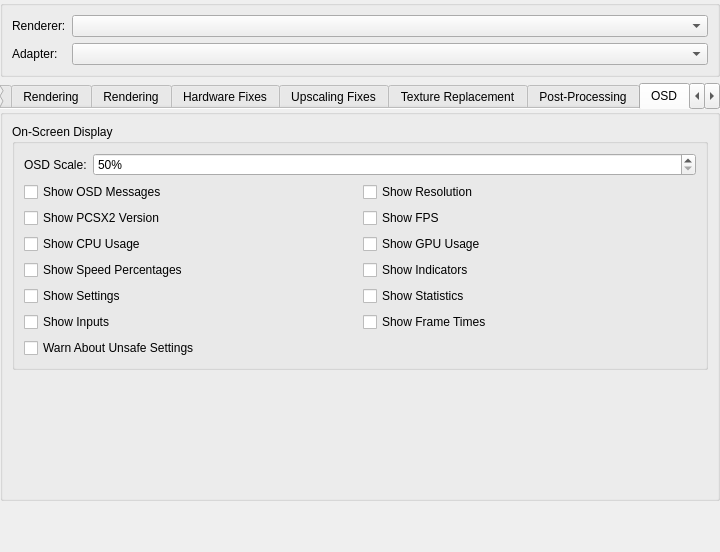
Above: pcsx2-qt/Settings/GraphicsSettingsWidget.ui from PCSX2/pcsx2 before the change. Below: the same form after it.
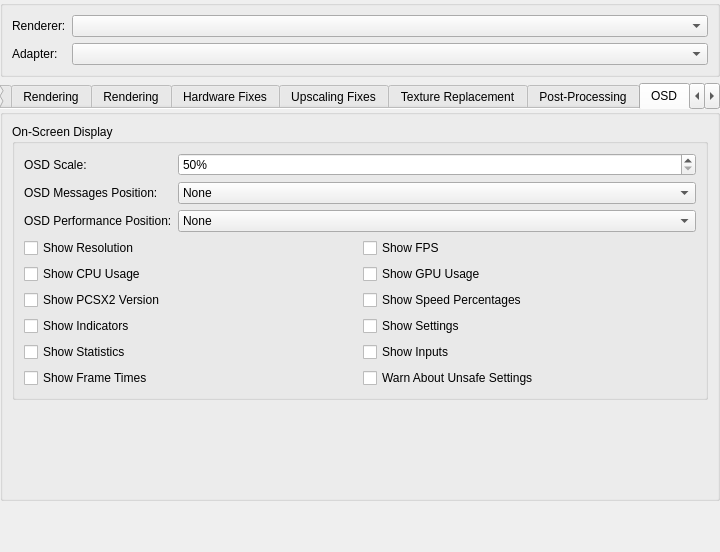
That is the form after the change. The open tabs and pages were chosen to show the change.

```diff
--- a/pcsx2-qt/Settings/GraphicsSettingsWidget.ui
+++ b/pcsx2-qt/Settings/GraphicsSettingsWidget.ui
@@ -1608,9 +1608,68 @@
             </property>
            </widget>
           </item>
-          <item row="1" column="0" colspan="2">
+          <item row="1" column="0">
+           <widget class="QLabel" name="osdMessagesPosLabel">
+            <property name="text">
+             <string>OSD Messages Position:</string>
+            </property>
+           </widget>
+          </item>
+          <item row="1" column="1">
+           <widget class="QComboBox" name="osdMessagesPos">
+            <item>
+             <property name="text">
+              <string>None</string>
+             </property>
+            </item>
+            <item>
+             <property name="text">
+              <string>Left (Default)</string>
+             </property>
+            </item>
+            <item>
+             <property name="text">
+              <string>Right</string>
+             </property>
+            </item>
+           </widget>
+          </item>
+          <item row="2" column="0">
+           <widget class="QLabel" name="osdPerformancePosLabel">
+            <property name="text">
+             <string>OSD Performance Position:</string>
+            </property>
+           </widget>
+          </item>
+          <item row="2" column="1">
+           <widget class="QComboBox" name="osdPerformancePos">
+            <item>
+             <property name="text">
+              <string>None</string>
+             </property>
+            </item>
+            <item>
+             <property name="text">
+              <string>Left</string>
+             </property>
+            </item>
+            <item>
+             <property name="text">
+              <string>Right (Default)</string>
+             </property>
+            </item>
+           </widget>
+          </item>
+          <item row="3" column="0" colspan="2">
            <layout class="QGridLayout" name="gridLayout_6">
-            <item row="1" column="1">
+            <item row="0" column="0">
+             <widget class="QCheckBox" name="osdShowResolution">
+              <property name="text">
+               <string>Show Resolution</string>
+              </property>
+             </widget>
+            </item>
+            <item row="0" column="1">
              <widget class="QCheckBox" name="osdShowFPS">
               <property name="text">
                <string>Show FPS</string>
@@ -1618,89 +1677,75 @@
              </widget>
             </item>
             <item row="1" column="0">
-             <widget class="QCheckBox" name="osdShowVersion">
-              <property name="text">
-               <string>Show PCSX2 Version</string>
-              </property>
-             </widget>
-            </item>
-            <item row="2" column="0">
              <widget class="QCheckBox" name="osdShowCPU">
               <property name="text">
                <string>Show CPU Usage</string>
               </property>
              </widget>
             </item>
-            <item row="3" column="1">
-             <widget class="QCheckBox" name="osdShowIndicators">
-              <property name="text">
-               <string>Show Indicators</string>
-              </property>
-             </widget>
-            </item>
-            <item row="0" column="0">
-             <widget class="QCheckBox" name="osdShowMessages">
-              <property name="text">
-               <string>Show OSD Messages</string>
-              </property>
-             </widget>
-            </item>
-            <item row="7" column="0">
-             <widget class="QCheckBox" name="warnAboutUnsafeSettings">
-              <property name="text">
-               <string>Warn About Unsafe Settings</string>
-              </property>
-             </widget>
-            </item>
-            <item row="2" column="1">
+            <item row="1" column="1">
              <widget class="QCheckBox" name="osdShowGPU">
               <property name="text">
                <string>Show GPU Usage</string>
               </property>
              </widget>
             </item>
-            <item row="0" column="1">
-             <widget class="QCheckBox" name="osdShowResolution">
+            <item row="2" column="0">
+             <widget class="QCheckBox" name="osdShowVersion">
               <property name="text">
-               <string>Show Resolution</string>
+               <string>Show PCSX2 Version</string>
               </property>
              </widget>
             </item>
-            <item row="6" column="1">
-             <widget class="QCheckBox" name="osdShowFrameTimes">
-              <property name="text">
-               <string>Show Frame Times</string>
-              </property>
-             </widget>
-            </item>
-            <item row="4" column="1">
-             <widget class="QCheckBox" name="osdShowGSStats">
-              <property name="text">
-               <string>Show Statistics</string>
-              </property>
-             </widget>
-            </item>
-            <item row="3" column="0">
+            <item row="2" column="1">
              <widget class="QCheckBox" name="osdShowSpeed">
               <property name="text">
                <string>Show Speed Percentages</string>
               </property>
              </widget>
             </item>
-            <item row="6" column="0">
-             <widget class="QCheckBox" name="osdShowInputs">
+            <item row="3" column="0">
+             <widget class="QCheckBox" name="osdShowIndicators">
               <property name="text">
-               <string>Show Inputs</string>
+               <string>Show Indicators</string>
               </property>
              </widget>
             </item>
-            <item row="4" column="0">
+            <item row="3" column="1">
              <widget class="QCheckBox" name="osdShowSettings">
               <property name="text">
                <string>Show Settings</string>
               </property>
              </widget>
             </item>
+            <item row="4" column="0">
+             <widget class="QCheckBox" name="osdShowGSStats">
+              <property name="text">
+               <string>Show Statistics</string>
+              </property>
+             </widget>
+            </item>
+            <item row="4" column="1">
+             <widget class="QCheckBox" name="osdShowInputs">
+              <property name="text">
+               <string>Show Inputs</string>
+              </property>
+             </widget>
+            </item>
+            <item row="5" column="0">
+             <widget class="QCheckBox" name="osdShowFrameTimes">
+              <property name="text">
+               <string>Show Frame Times</string>
+              </property>
+             </widget>
+            </item>
+            <item row="5" column="1">
+             <widget class="QCheckBox" name="warnAboutUnsafeSettings">
+              <property name="text">
+               <string>Warn About Unsafe Settings</string>
+              </property>
+             </widget>
+            </item>
            </layout>
           </item>
          </layout>
```
